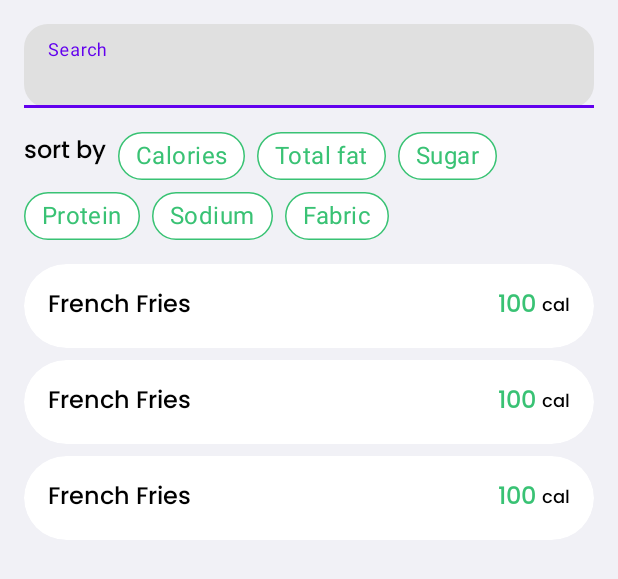
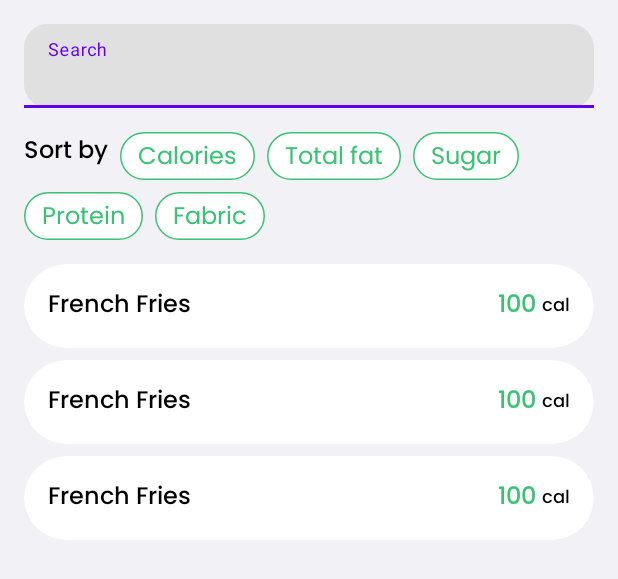
Before and after one commit to Mustafa-Ahmed1/Nutritions, an Android app: the layout fragment_search_meals.xml on its own in the app's theme, with its tools: preview values and no code run, on a phone screen of 412 x 824 dp. Shown: the top 579 px of the screen. Run offline under Robolectric (Android 15) with nearby library versions, the light colour scheme and no system bars; network calls fail.

Commit message:
edit search screen chips

```diff
--- a/app/src/main/java/com/example/nutritionapp/ui/fragment/MealsSearchFragment.kt
+++ b/app/src/main/java/com/example/nutritionapp/ui/fragment/MealsSearchFragment.kt
@@ -74,9 +74,6 @@ class MealsSearchFragment : BaseFragment<FragmentSearchMealsBinding>(), MealInte
             proteinChip.setOnCheckedChangeListener { buttonView, isChecked ->
                 if (isChecked) baseViewChip(calculations.sortProtein(mealsList)) else mealList(mealsList)
             }
-            sodiumChip.setOnCheckedChangeListener { buttonView, isChecked ->
-                if (isChecked) baseViewChip(calculations.sortSodium(mealsList)) else mealList(mealsList)
-            }
 
         }
     }
--- a/app/src/main/res/layout/fragment_search_meals.xml
+++ b/app/src/main/res/layout/fragment_search_meals.xml
@@ -10,15 +10,16 @@
         android:id="@+id/editText"
         android:layout_width="match_parent"
         android:layout_height="56dp"
+        android:layout_margin="16dp"
         android:hint="@string/search"
+        app:boxCornerRadiusBottomEnd="16dp"
+        app:boxCornerRadiusBottomStart="16dp"
+        app:boxCornerRadiusTopEnd="16dp"
         app:boxCornerRadiusTopStart="16dp"
-        app:boxCornerRadiusTopEnd="16dp"
-        app:boxCornerRadiusBottomStart="16dp"
-        app:boxCornerRadiusBottomEnd="16dp"
         app:layout_constraintEnd_toEndOf="parent"
         app:layout_constraintStart_toStartOf="parent"
-        app:layout_constraintTop_toTopOf="parent"
-        android:layout_margin="16dp" >
+        app:layout_constraintTop_toTopOf="parent">
+
         <com.google.android.material.textfield.TextInputEditText
             android:id="@+id/search_edit_text"
             android:layout_width="match_parent"
@@ -30,8 +31,8 @@
         android:layout_width="match_parent"
         android:layout_height="wrap_content"
         android:layout_margin="@dimen/spacing_medium"
+        app:chipSpacingHorizontal="@dimen/spacing_small"
         app:chipSpacingVertical="@dimen/spacing_small"
-        app:chipSpacingHorizontal="@dimen/spacing_small"
         app:layout_constraintEnd_toEndOf="parent"
         app:layout_constraintStart_toStartOf="parent"
         app:layout_constraintTop_toBottomOf="@id/editText"
@@ -39,66 +40,56 @@
 
         <TextView
             android:id="@+id/text_sort_by"
+            style="@style/PrimaryTextStyle"
             android:layout_width="wrap_content"
             android:layout_height="wrap_content"
             android:text="@string/sort_by"
-            style="@style/PrimaryTextStyle"
-            app:chipMinTouchTargetSize="0dp"
-            />
+            app:chipMinTouchTargetSize="0dp" />
 
         <com.google.android.material.chip.Chip
             android:id="@+id/calories_chip"
+            style="@style/CustomChipStyle"
             android:layout_width="wrap_content"
             android:layout_height="wrap_content"
             android:text="@string/calories"
-            style="@style/CutomChipStyle"
-            app:chipMinTouchTargetSize="0dp"
-            />
+            android:textAppearance="@style/chipText"
+            app:chipMinTouchTargetSize="0dp" />
 
         <com.google.android.material.chip.Chip
             android:id="@+id/total_fat_chip"
+            style="@style/CustomChipStyle"
             android:layout_width="wrap_content"
             android:layout_height="wrap_content"
             android:text="@string/total_fat"
-            style="@style/CutomChipStyle"
-            app:chipMinTouchTargetSize="0dp"
-            />
+            android:textAppearance="@style/chipText"
+            app:chipMinTouchTargetSize="0dp" />
 
         <com.google.android.material.chip.Chip
             android:id="@+id/sugar_chip"
+            style="@style/CustomChipStyle"
             android:layout_width="wrap_content"
             android:layout_height="wrap_content"
             android:text="@string/sugar"
-            style="@style/CutomChipStyle"
-            app:chipMinTouchTargetSize="0dp"
-            />
+            android:textAppearance="@style/chipText"
+            app:chipMinTouchTargetSize="0dp" />
 
         <com.google.android.material.chip.Chip
             android:id="@+id/protein_chip"
+            style="@style/CustomChipStyle"
             android:layout_width="wrap_content"
             android:layout_height="wrap_content"
             android:text="@string/protein"
-            style="@style/CutomChipStyle"
-            app:chipMinTouchTargetSize="0dp"
-            />
-
-        <com.google.android.material.chip.Chip
-            android:id="@+id/sodium_chip"
-            android:layout_width="wrap_content"
-            android:layout_height="wrap_content"
-            android:text="@string/sodium"
-            style="@style/CutomChipStyle"
-            app:chipMinTouchTargetSize="0dp"
-            />
+            android:textAppearance="@style/chipText"
+            app:chipMinTouchTargetSize="0dp" />
 
         <com.google.android.material.chip.Chip
             android:id="@+id/fabric_chip"
+            style="@style/CustomChipStyle"
             android:layout_width="wrap_content"
             android:layout_height="wrap_content"
             android:text="@string/fabric"
-            style="@style/CutomChipStyle"
-            app:chipMinTouchTargetSize="0dp"
-            />
+            android:textAppearance="@style/chipText"
+            app:chipMinTouchTargetSize="0dp" />
 
     </com.google.android.material.chip.ChipGroup>
 
@@ -106,8 +97,8 @@
         android:id="@+id/recycler_meal"
         android:layout_width="match_parent"
         android:layout_height="0dp"
+        android:layout_marginTop="@dimen/spacing_medium"
         android:orientation="vertical"
-        android:layout_marginTop="@dimen/spacing_medium"
         app:layoutManager="androidx.recyclerview.widget.LinearLayoutManager"
         app:layout_constraintBottom_toBottomOf="parent"
         app:layout_constraintEnd_toEndOf="parent"
--- a/app/src/main/res/values/strings.xml
+++ b/app/src/main/res/values/strings.xml
@@ -82,7 +82,7 @@
     <string name="you_didnt_type_anything_yet">You didn\'t type anything yet.</string>
     <string name="enter_the_number_of_grams">Enter the number of grams.</string>
     <string name="enter_your_meal_name">Enter your meal name.</string>
-    <string name="sort_by">sort by</string>
+    <string name="sort_by">Sort by</string>
     <string name="sodium">Sodium</string>
 
 
--- a/app/src/main/res/values/themes.xml
+++ b/app/src/main/res/values/themes.xml
@@ -120,7 +120,7 @@
         <item name="itemTextColor">@drawable/nav_item_color_state</item>
     </style>
 
-    <style name="CutomChipStyle" parent="Widget.MaterialComponents.Chip.Choice">
+    <style name="CustomChipStyle" parent="Widget.MaterialComponents.Chip.Choice">
         <item name="android:textColor">@drawable/text_color_chips</item>
         <item name="chipStrokeWidth">1dp</item>
         <item name="chipStrokeColor">@color/primary_color</item>
@@ -129,4 +129,9 @@
         <item name="android:fontFamily">@font/poppins_medium</item>
     </style>
 
+    <style name="chipText" parent="TextAppearance.MaterialComponents.Chip">
+        <item name="android:textSize">12sp</item>
+        <item name="android:fontFamily">@font/poppins_regular</item>
+    </style>
+
 </resources>
```
